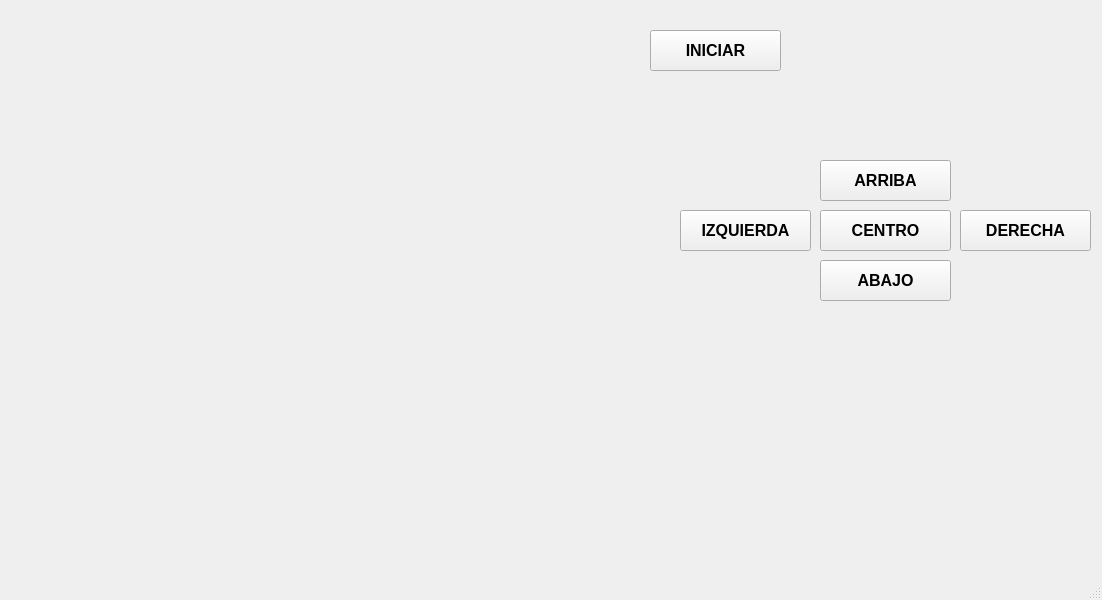
Old version of the form Unidad 3/Ejemplo_JuegoGrafica/Plantilla_Juego.ui in the repository AngelCrv07/PIP_2024_UNIDAD1.
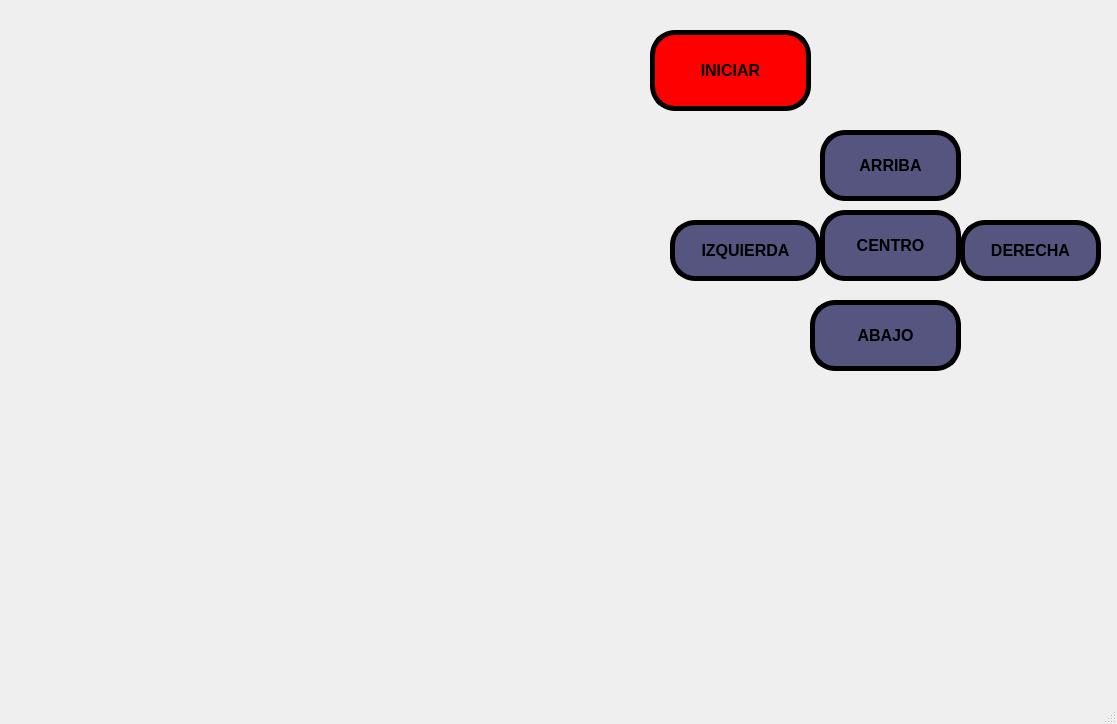
New version of the form. Icons and pictures are not drawn.

What changed in the file:
```diff
--- a/Unidad 3/Ejemplo_JuegoGrafica/Plantilla_Juego.ui
+++ b/Unidad 3/Ejemplo_JuegoGrafica/Plantilla_Juego.ui
@@ -6,8 +6,8 @@
    <rect>
     <x>0</x>
     <y>0</y>
-    <width>1102</width>
-    <height>600</height>
+    <width>1117</width>
+    <height>724</height>
    </rect>
   </property>
   <property name="windowTitle">
@@ -30,8 +30,8 @@
      <rect>
       <x>650</x>
       <y>30</y>
-      <width>131</width>
-      <height>41</height>
+      <width>161</width>
+      <height>81</height>
      </rect>
     </property>
     <property name="font">
@@ -41,6 +41,11 @@
       <bold>true</bold>
      </font>
     </property>
+    <property name="styleSheet">
+     <string notr="true">background-color: rgb(255, 0, 0);
+border: 5px solid black;
+border-radius: 25px;</string>
+    </property>
     <property name="text">
      <string>INICIAR</string>
     </property>
@@ -49,9 +54,9 @@
     <property name="geometry">
      <rect>
       <x>820</x>
-      <y>160</y>
-      <width>131</width>
-      <height>41</height>
+      <y>130</y>
+      <width>141</width>
+      <height>71</height>
      </rect>
     </property>
     <property name="font">
@@ -61,6 +66,13 @@
       <bold>true</bold>
      </font>
     </property>
+    <property name="styleSheet">
+     <string notr="true">background-color: rgb(85, 170, 127);
+background-color: rgb(85, 85, 127);
+border: 5px solid black;
+border-radius: 25px;
+</string>
+    </property>
     <property name="text">
      <string>ARRIBA</string>
     </property>
@@ -68,10 +80,10 @@
    <widget class="QPushButton" name="btn_izquierda">
     <property name="geometry">
      <rect>
-      <x>680</x>
-      <y>210</y>
-      <width>131</width>
-      <height>41</height>
+      <x>670</x>
+      <y>220</y>
+      <width>151</width>
+      <height>61</height>
      </rect>
     </property>
     <property name="font">
@@ -81,6 +93,13 @@
       <bold>true</bold>
      </font>
     </property>
+    <property name="styleSheet">
+     <string notr="true">background-color: rgb(85, 170, 127);
+background-color: rgb(85, 85, 127);
+border: 5px solid black;
+border-radius: 25px;
+</string>
+    </property>
     <property name="text">
      <string>IZQUIERDA</string>
     </property>
@@ -88,10 +107,10 @@
    <widget class="QPushButton" name="btn_abajo">
     <property name="geometry">
      <rect>
-      <x>820</x>
-      <y>260</y>
-      <width>131</width>
-      <height>41</height>
+      <x>810</x>
+      <y>300</y>
+      <width>151</width>
+      <height>71</height>
      </rect>
     </property>
     <property name="font">
@@ -101,6 +120,13 @@
       <bold>true</bold>
      </font>
     </property>
+    <property name="styleSheet">
+     <string notr="true">background-color: rgb(85, 170, 127);
+background-color: rgb(85, 85, 127);
+border: 5px solid black;
+border-radius: 25px;
+</string>
+    </property>
     <property name="text">
      <string>ABAJO</string>
     </property>
@@ -109,9 +135,9 @@
     <property name="geometry">
      <rect>
       <x>960</x>
-      <y>210</y>
-      <width>131</width>
-      <height>41</height>
+      <y>220</y>
+      <width>141</width>
+      <height>61</height>
      </rect>
     </property>
     <property name="font">
@@ -121,6 +147,13 @@
       <bold>true</bold>
      </font>
     </property>
+    <property name="styleSheet">
+     <string notr="true">background-color: rgb(85, 170, 127);
+background-color: rgb(85, 85, 127);
+border: 5px solid black;
+border-radius: 25px;
+</string>
+    </property>
     <property name="text">
      <string>DERECHA</string>
     </property>
@@ -130,8 +163,8 @@
      <rect>
       <x>820</x>
       <y>210</y>
-      <width>131</width>
-      <height>41</height>
+      <width>141</width>
+      <height>71</height>
      </rect>
     </property>
     <property name="font">
@@ -141,10 +174,74 @@
       <bold>true</bold>
      </font>
     </property>
+    <property name="styleSheet">
+     <string notr="true">background-color: rgb(85, 170, 127);
+background-color: rgb(85, 85, 127);
+border: 5px solid black;
+border-radius: 25px;
+</string>
+    </property>
     <property name="text">
      <string>CENTRO</string>
     </property>
    </widget>
+   <widget class="QLabel" name="label">
+    <property name="geometry">
+     <rect>
+      <x>50</x>
+      <y>570</y>
+      <width>171</width>
+      <height>91</height>
+     </rect>
+    </property>
+    <property name="text">
+     <string/>
+    </property>
+    <property name="pixmap">
+     <pixmap resource="../../Imagenes/RecursosArduino.qrc">:/Logos/LogoEquipo.jpeg</pixmap>
+    </property>
+    <property name="scaledContents">
+     <bool>true</bool>
+    </property>
+   </widget>
+   <widget class="QLabel" name="label_2">
+    <property name="geometry">
+     <rect>
+      <x>340</x>
+      <y>570</y>
+      <width>171</width>
+      <height>91</height>
+     </rect>
+    </property>
+    <property name="text">
+     <string/>
+    </property>
+    <property name="pixmap">
+     <pixmap resource="../../Imagenes/RecursosArduino.qrc">:/Logos/LogoFIT.png</pixmap>
+    </property>
+    <property name="scaledContents">
+     <bool>true</bool>
+    </property>
+   </widget>
+   <widget class="QLabel" name="label_3">
+    <property name="geometry">
+     <rect>
+      <x>630</x>
+      <y>570</y>
+      <width>171</width>
+      <height>91</height>
+     </rect>
+    </property>
+    <property name="text">
+     <string/>
+    </property>
+    <property name="pixmap">
+     <pixmap resource="../../Imagenes/RecursosArduino.qrc">:/Logos/LogoUAT.png</pixmap>
+    </property>
+    <property name="scaledContents">
+     <bool>true</bool>
+    </property>
+   </widget>
   </widget>
   <widget class="QMenuBar" name="menubar">
    <property name="geometry">
```
Left out of the diff: 6 changed lines with no effect on the pictures.
